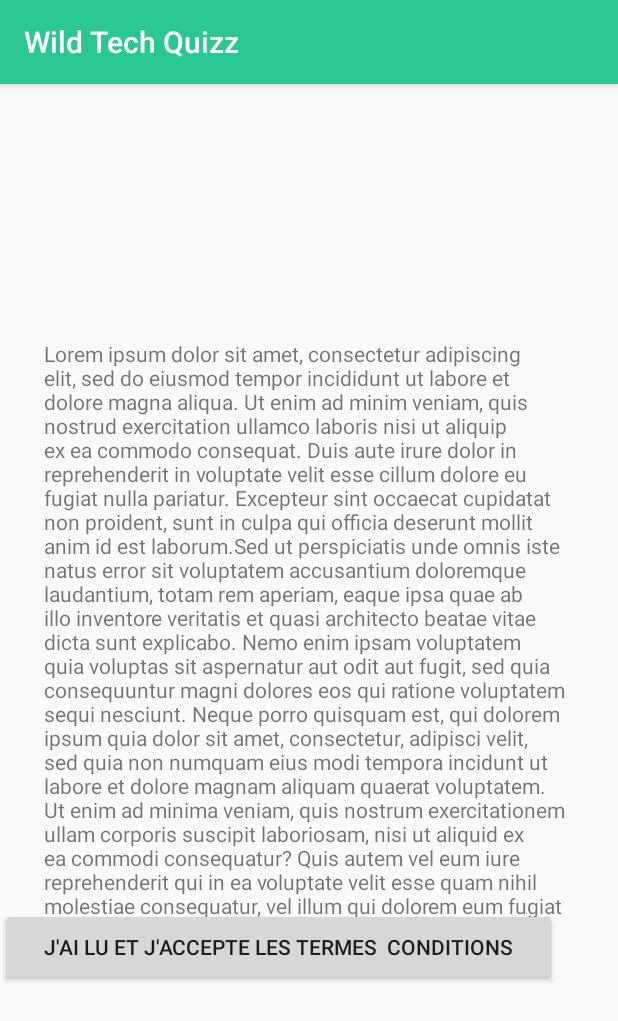
After one commit to Rikcore/Wild-Tech-Quizz-by-Bug-Busterz-Corp, an Android app: the CharteActivity screen opened directly, with no data from a screen before it, on a phone screen of 412 x 824 dp. The commit adds this screen. Shown: the top 1021 px of the screen. Run offline under Robolectric (Android 15) with nearby library versions, the light colour scheme and no system bars.

Commit message:
test commit, sur branche

```diff
--- a/app/build.gradle
+++ b/app/build.gradle
@@ -27,10 +27,16 @@ dependencies {
     compile 'com.android.support:appcompat-v7:25.2.0'
     compile 'com.android.support.constraint:constraint-layout:1.0.2'
     compile 'com.google.firebase:firebase-auth:10.0.1'
+    compile 'com.android.support:design:25.3.0'
     testCompile 'junit:junit:4.12'
 }
 
 
 
 
+
+
+
+
+
 apply plugin: 'com.google.gms.google-services'
--- a/app/src/main/AndroidManifest.xml
+++ b/app/src/main/AndroidManifest.xml
@@ -19,7 +19,10 @@
             </intent-filter>
         </activity>
         <activity android:name=".ProfileActivity" />
-        <activity android:name=".LoginActivity"></activity>
+        <activity android:name=".LoginActivity" />
+        <activity android:name=".CharteActivity" />
+        <activity android:name=".MyQuizzActivity" />
+        <activity android:name=".ThemeActivity"></activity>
     </application>
 
 </manifest>
--- /dev/null
+++ b/app/src/main/java/bugbusterzcorp/wildtechquizz/CharteActivity.java
@@ -0,0 +1,41 @@
+package bugbusterzcorp.wildtechquizz;
+
+import android.content.Intent;
+import android.support.v7.app.AppCompatActivity;
+import android.os.Bundle;
+import android.view.View;
+import android.widget.Button;
+import android.widget.EditText;
+import android.widget.TextView;
+
+public class CharteActivity extends AppCompatActivity {
+
+    TextView textViewCharte;
+    Button buttonRetour;
+
+
+
+    @Override
+    protected void onCreate(Bundle savedInstanceState) {
+        super.onCreate(savedInstanceState);
+        setContentView(R.layout.activity_charte);
+
+        textViewCharte = (TextView) findViewById(R.id.textViewCharte);
+        buttonRetour = (Button)findViewById(R.id.buttonRetour);
+
+
+        buttonRetour.setOnClickListener(new View.OnClickListener() {
+            @Override
+            public void onClick(View v) {
+
+
+
+                // intent de cette activity vers ma list
+                Intent retour = new Intent(CharteActivity.this, MainActivity.class);
+
+                startActivity(retour);
+                finish();
+            }
+        });
+    }
+}
--- /dev/null
+++ b/app/src/main/res/layout/activity_charte.xml
@@ -0,0 +1,31 @@
+<?xml version="1.0" encoding="utf-8"?>
+<android.support.constraint.ConstraintLayout xmlns:android="http://schemas.android.com/apk/res/android"
+    xmlns:app="http://schemas.android.com/apk/res-auto"
+    xmlns:tools="http://schemas.android.com/tools"
+    android:layout_width="match_parent"
+    android:layout_height="match_parent"
+    tools:context="bugbusterzcorp.wildtechquizz.CharteActivity">
+
+    <TextView
+        android:id="@+id/textViewCharte"
+        android:layout_width="353dp"
+        android:layout_height="431dp"
+        android:text="Lorem ipsum dolor sit amet, consectetur adipiscing elit, sed do eiusmod tempor incididunt ut labore et dolore magna aliqua. Ut enim ad minim veniam, quis nostrud exercitation ullamco laboris nisi ut aliquip ex ea commodo consequat. Duis aute irure dolor in reprehenderit in voluptate velit esse cillum dolore eu fugiat nulla pariatur. Excepteur sint occaecat cupidatat non proident, sunt in culpa qui officia deserunt mollit anim id est laborum.Sed ut perspiciatis unde omnis iste natus error sit voluptatem accusantium doloremque laudantium, totam rem aperiam, eaque ipsa quae ab illo inventore veritatis et quasi architecto beatae vitae dicta sunt explicabo. Nemo enim ipsam voluptatem quia voluptas sit aspernatur aut odit aut fugit, sed quia consequuntur magni dolores eos qui ratione voluptatem sequi nesciunt. Neque porro quisquam est, qui dolorem ipsum quia dolor sit amet, consectetur, adipisci velit, sed quia non numquam eius modi tempora incidunt ut labore et dolore magnam aliquam quaerat voluptatem. Ut enim ad minima veniam, quis nostrum exercitationem ullam corporis suscipit laboriosam, nisi ut aliquid ex ea commodi consequatur? Quis autem vel eum iure reprehenderit qui in ea voluptate velit esse quam nihil molestiae consequatur, vel illum qui dolorem eum fugiat quo voluptas nulla pariatur? "
+        app:layout_constraintTop_toTopOf="parent"
+        android:layout_marginTop="11dp"
+        android:layout_marginLeft="8dp"
+        app:layout_constraintLeft_toLeftOf="parent"
+        android:layout_marginRight="8dp"
+        app:layout_constraintRight_toRightOf="parent"
+        app:layout_constraintBottom_toBottomOf="parent"
+        android:layout_marginBottom="8dp" />
+
+    <Button
+        android:id="@+id/buttonRetour"
+        android:layout_width="371dp"
+        android:layout_height="52dp"
+        android:text="J'ai lu et j'accepte les termes  conditions"
+        tools:layout_editor_absoluteX="10dp"
+        app:layout_constraintBottom_toBottomOf="@+id/textViewCharte"
+        android:layout_marginBottom="0dp" />
+</android.support.constraint.ConstraintLayout>
--- a/app/src/main/res/values/colors.xml
+++ b/app/src/main/res/values/colors.xml
@@ -1,6 +1,6 @@
 <?xml version="1.0" encoding="utf-8"?>
 <resources>
-    <color name="colorPrimary">#3F51B5</color>
-    <color name="colorPrimaryDark">#303F9F</color>
+    <color name="colorPrimary">#29c792</color>
+    <color name="colorPrimaryDark">#309f8e</color>
     <color name="colorAccent">#FF4081</color>
 </resources>
--- /dev/null
+++ b/app/src/main/res/values/dimens.xml
@@ -0,0 +1,3 @@
+<resources>
+    <dimen name="fab_margin">16dp</dimen>
+</resources>
--- a/app/src/main/res/values/strings.xml
+++ b/app/src/main/res/values/strings.xml
@@ -1,3 +1,5 @@
 <resources>
     <string name="app_name">Wild Tech Quizz</string>
+    <string name="TestCharte">"Lorem ipsum dolor sit amet, consectetur adipiscing elit, sed do eiusmod tempor incididunt ut labore et dolore magna aliqua. Ut enim ad minim veniam, quis nostrud exercitation ullamco laboris nisi ut aliquip ex ea commodo consequat. Duis aute irure dolor in reprehenderit in voluptate velit esse cillum dolore eu fugiat nulla pariatur. Excepteur sint occaecat cupidatat non proident, sunt in culpa qui officia deserunt mollit anim id est laborum."</string>
+    <string name="title_activity_theme">ThemeActivity</string>
 </resources>
```
Also changed, not shown: app/src/main/java/bugbusterzcorp/wildtechquizz/MyQuizzActivity.java (added, +13 -0 lines), app/src/main/java/bugbusterzcorp/wildtechquizz/ThemeActivity.java (added, +47 -0 lines), app/src/main/res/layout/activity_my_quizz.xml (added, +9 -0 lines), app/src/main/res/layout/activity_profile.xml (+8 -0 lines), app/src/main/res/layout/activity_theme.xml (added, +55 -0 lines), app/src/main/res/values/styles.xml (+9 -0 lines).
